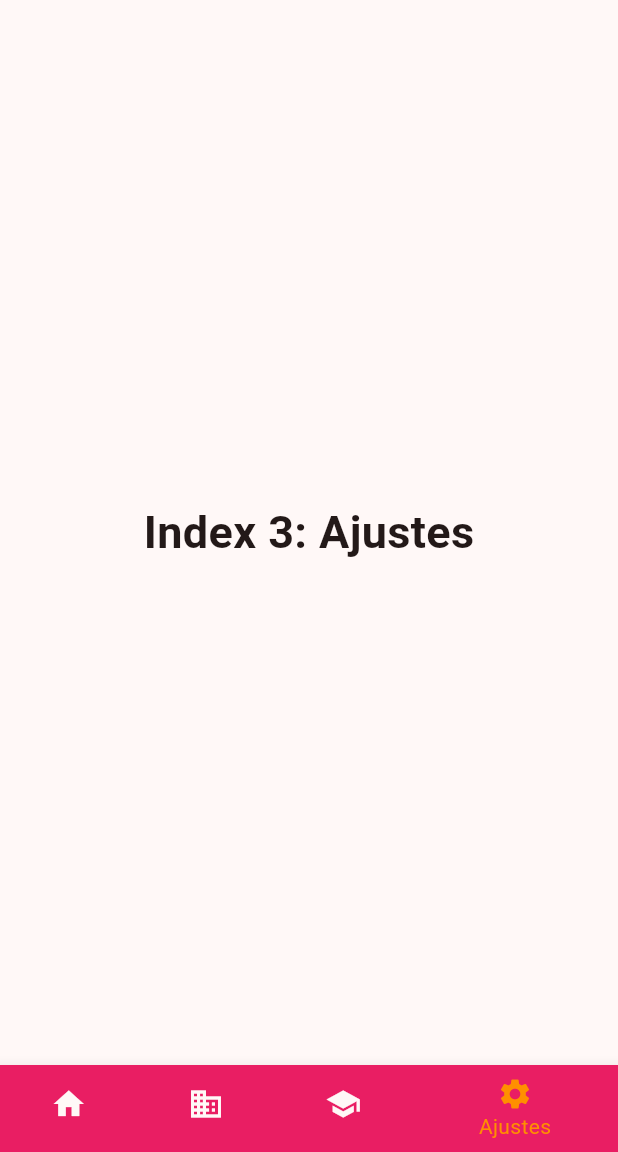
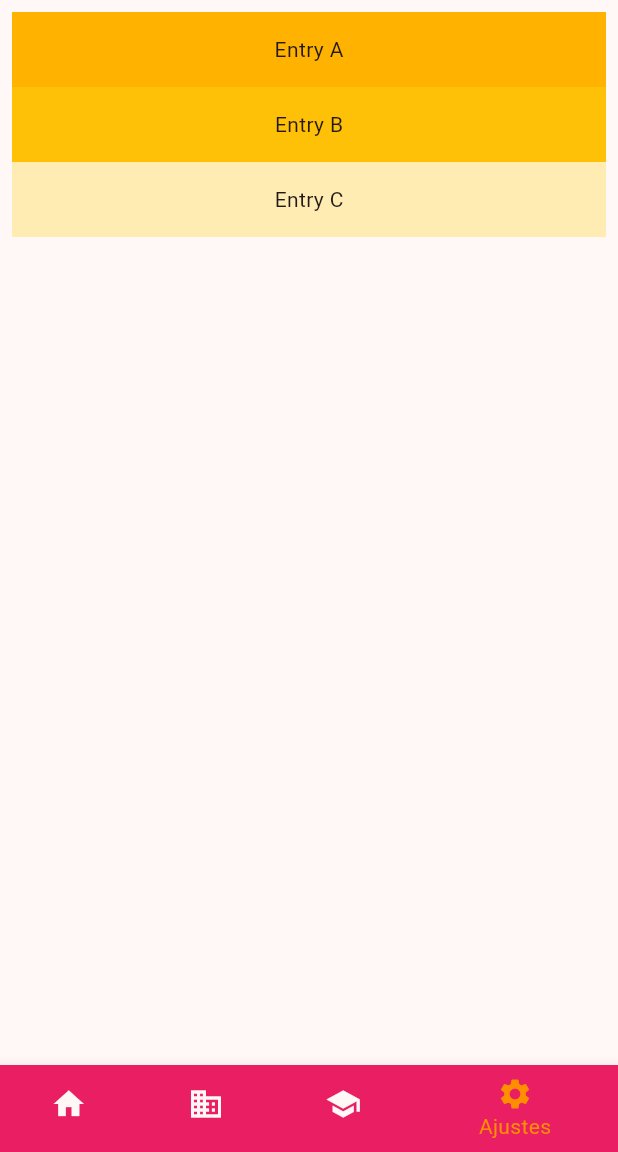
Before and after one commit to ElEdwinJSH/widgets_proyecto, a Flutter app: the screen it shows after launch, item 4 of the bottom bar chosen, on a phone screen of 412 x 824 dp, the part 84-1236 px from its top. Run offline on Flutter 3.47's test engine with Material 2 defaults, Android fonts, the phone set to English and light mode, and no system bars.

Commit message:
LisView hecho

```diff
--- a/lib/pages/bottom_navigation_bar.dart
+++ b/lib/pages/bottom_navigation_bar.dart
@@ -3,6 +3,7 @@ import 'package:widgets_proyecto/pages/alert_dialog.dart';
 import 'package:widgets_proyecto/pages/card_class.dart';
 import 'package:widgets_proyecto/pages/check_box.dart';
 import 'package:widgets_proyecto/pages/drawer.dart';
+import 'package:widgets_proyecto/pages/list_view.dart';
 import 'package:widgets_proyecto/pages/show_date_picker.dart';
 
 class BNavigation extends StatefulWidget {
@@ -33,10 +34,7 @@ class _BNavigationState extends State<BNavigation> {
     ),
     DatePicker(),
     DrawerC(),
-    Text(
-      'Index 3: Ajustes',
-      style: optionStyle,
-    ),
+    ListV(),
   ];
 
   void _onItemTapped(int index) {
--- /dev/null
+++ b/lib/pages/list_view.dart
@@ -0,0 +1,34 @@
+import 'package:flutter/material.dart';
+
+class ListV extends StatefulWidget {
+  const ListV({super.key});
+
+  @override
+  State<ListV> createState() => _ListVState();
+}
+
+class _ListVState extends State<ListV> {
+  @override
+  Widget build(BuildContext context) {
+    return ListView(
+      padding: const EdgeInsets.all(8),
+      children: <Widget>[
+        Container(
+          height: 50,
+          color: Colors.amber[600],
+          child: const Center(child: Text('Entry A')),
+        ),
+        Container(
+          height: 50,
+          color: Colors.amber[500],
+          child: const Center(child: Text('Entry B')),
+        ),
+        Container(
+          height: 50,
+          color: Colors.amber[100],
+          child: const Center(child: Text('Entry C')),
+        ),
+      ],
+    );
+  }
+}
```
